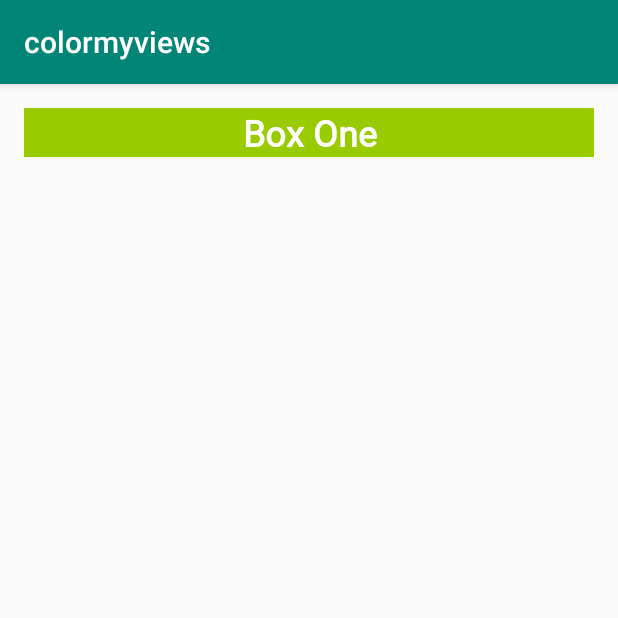
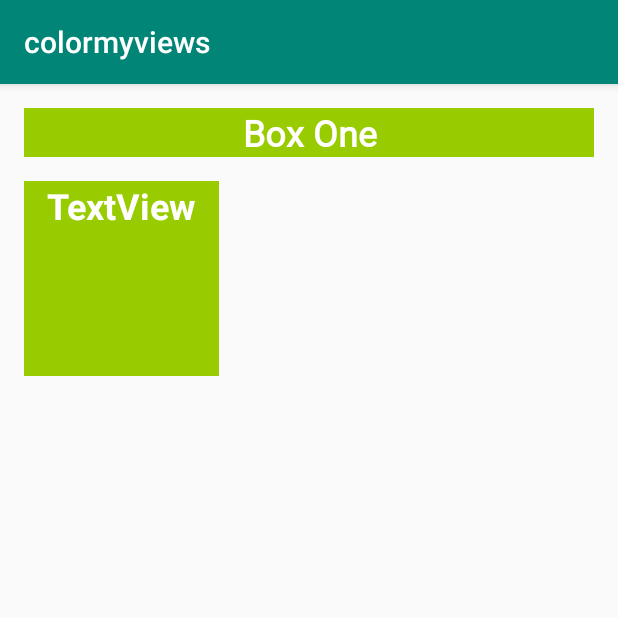
Before and after one commit to parinyakiat/2.3-Constraint-layout, an Android app: the screen it shows after launch (MainActivity), on a phone screen of 412 x 824 dp, the top half of it. Run offline under Robolectric (Android 15) with nearby library versions, the phone set to English and light mode, and no system bars; Roboto replaces fonts that are not available here.

Commit message:
Add box two

```diff
--- a/app/src/main/res/layout/activity_main.xml
+++ b/app/src/main/res/layout/activity_main.xml
@@ -16,6 +16,15 @@
             app:layout_constraintRight_toRightOf="parent"
             app:layout_constraintTop_toTopOf="parent" android:layout_marginLeft="@dimen/margin_wide"
             android:layout_marginTop="@dimen/margin_wide" android:layout_marginRight="@dimen/margin_wide"
-            app:fontFamily="@font/roboto1" android:textSize="@dimen/box_text_size" style="@style/whiteBox"/>
+            app:fontFamily="@font/roboto1" android:textSize="@dimen/box_text_size" style="@style/whiteBox"
+            android:id="@+id/box_one_text"/>
+    <TextView
+            android:text="TextView"
+            android:layout_width="130dp"
+            android:layout_height="130dp"
+            android:id="@+id/box_two_text" android:layout_marginTop="16dp"
+            app:layout_constraintTop_toBottomOf="@+id/box_one_text" app:layout_constraintStart_toStartOf="parent"
+            android:layout_marginLeft="16dp" android:layout_marginStart="16dp" tools:text="@string/box_two"
+            style="@style/whiteBox"/>
 
 </androidx.constraintlayout.widget.ConstraintLayout>
--- a/app/src/main/res/values/strings.xml
+++ b/app/src/main/res/values/strings.xml
@@ -1,4 +1,5 @@
 <resources>
     <string name="app_name">colormyviews</string>
     <string name="box_one">Box One</string>
+    <string name="box_two">Box Two</string>
 </resources>
```
